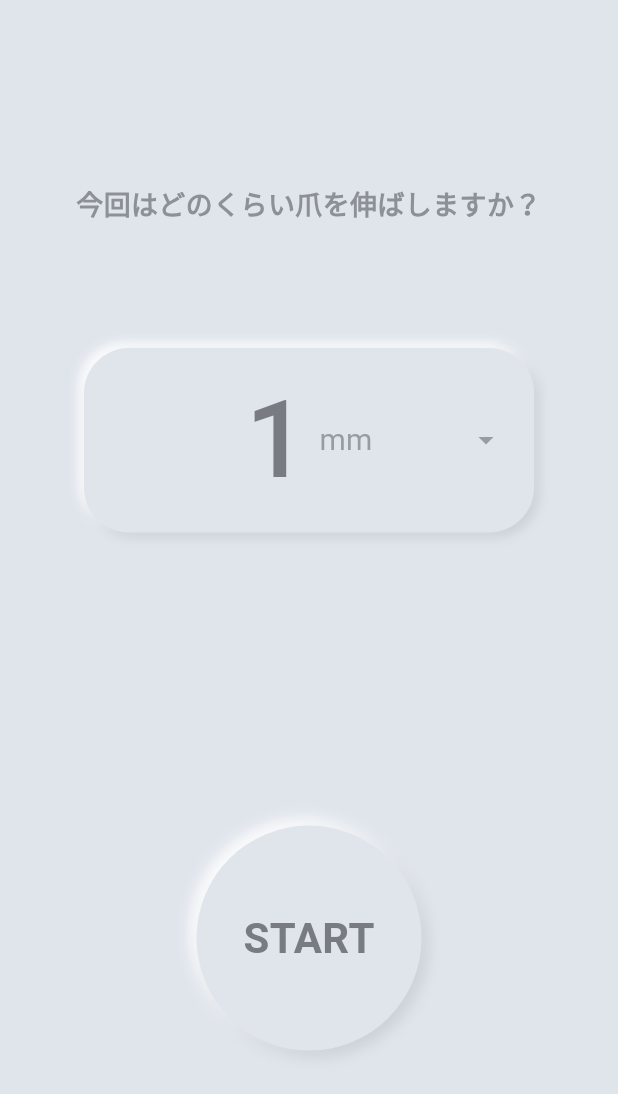
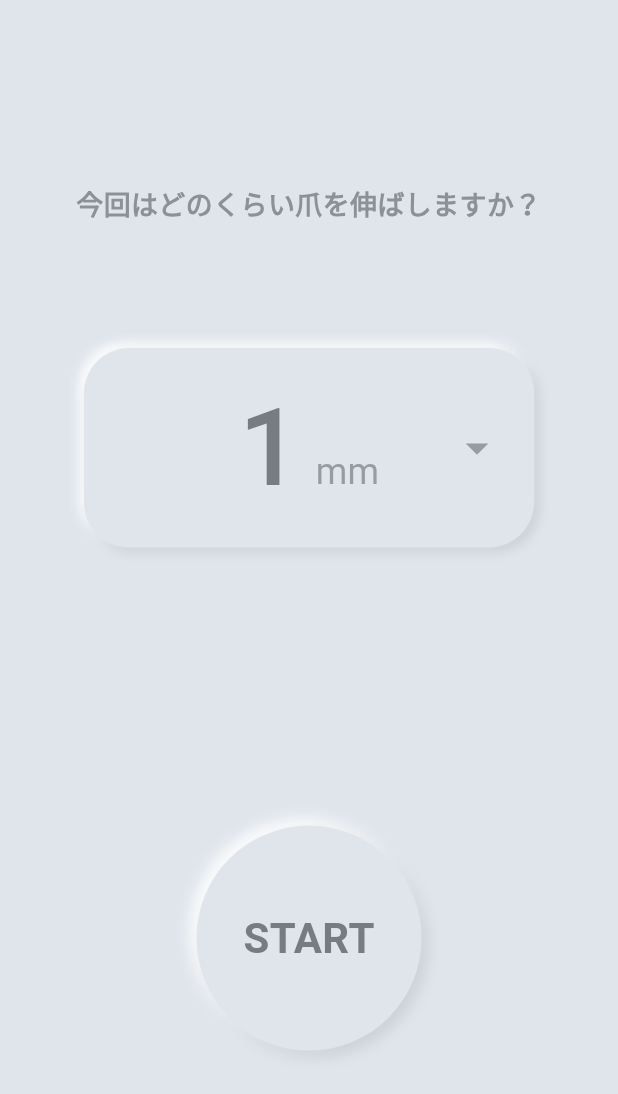
Before and after one commit to mknifish/nailgrow_flutter, a Flutter app: the SetGoalScreen screen opened directly, on a phone screen of 412 x 824 dp. Shown: the top 1094 px of the screen. Run offline on Flutter 3.47's test engine with Material 3 defaults, Android fonts, the phone set to English and light mode, and no system bars; our stand-ins replace firebase_core, shared_preferences; accounts and stored records are empty; generated files the repository leaves out were written again.

Commit message:
プルダウン修正

```diff
--- a/lib/screens/set_goal_screen.dart
+++ b/lib/screens/set_goal_screen.dart
@@ -66,7 +66,7 @@ class _SetGoalScreenState extends State<SetGoalScreen> {
     return Center(
       child: Container(
         width: 300,
-        padding: EdgeInsets.symmetric(horizontal: 20, vertical: 10),
+        padding: EdgeInsets.symmetric(horizontal: 20, vertical: 15),
         decoration: BoxDecoration(
           color: Color(0xFFE0E5EC),
           borderRadius: BorderRadius.circular(30),
@@ -84,10 +84,12 @@ class _SetGoalScreenState extends State<SetGoalScreen> {
           ],
         ),
         child: Stack(
+          alignment: Alignment.center,
           children: [
-            Center(
-              child: Row(
+            Row(
               mainAxisAlignment: MainAxisAlignment.center,
+              crossAxisAlignment: CrossAxisAlignment.baseline,
+              textBaseline: TextBaseline.alphabetic,
               children: [
                 Text(
                   '$targetLength',
@@ -97,34 +99,48 @@ class _SetGoalScreenState extends State<SetGoalScreen> {
                     fontWeight: FontWeight.w500,
                   ),
                 ),
-                  SizedBox(width: 8),
+                SizedBox(width: 10),
                 Text(
                   'mm',
                   style: TextStyle(
                     color: Color.fromRGBO(120, 124, 130, 0.7),
-                      fontSize: 20,
+                    fontSize: 24,
                     fontWeight: FontWeight.w400,
                   ),
                 ),
               ],
             ),
-            ),
-            Positioned.fill(
-              child: DropdownButton<int>(
-                value: targetLength,
-                icon: Align(
-                  alignment: Alignment.centerRight,
+            Positioned(
+              right: 0,
               child: Icon(
                 Icons.arrow_drop_down,
                 color: Color.fromRGBO(120, 124, 130, 0.7),
+                size: 36,
               ),
             ),
-                iconSize: 24,
-                elevation: 16,
+            Positioned.fill(
+              child: Theme(
+                data: Theme.of(context).copyWith(
+                  canvasColor: Color(0xFFF5F9FC),
+                  shadowColor: Colors.transparent,
+                  highlightColor: Color(0xFFE0E5EC).withOpacity(0.3),
+                  dividerColor: Colors.transparent,
+                  popupMenuTheme: PopupMenuThemeData(
+                    elevation: 8,
+                    shape: RoundedRectangleBorder(
+                      borderRadius: BorderRadius.circular(20),
+                    ),
+                  ),
+                ),
+                child: DropdownButton<int>(
+                  value: targetLength,
+                  icon: SizedBox.shrink(), // アイコンを非表示にする
+                  elevation: 8,
                   underline: Container(height: 0),
                   isExpanded: true,
-                itemHeight: 60,
-                dropdownColor: Colors.white,
+                  itemHeight: 70,
+                  alignment: Alignment.center,
+                  dropdownColor: Color(0xFFF5F9FC),
                   style: TextStyle(
                     color: Color.fromRGBO(120, 124, 130, 1),
                     fontSize: 36,
@@ -133,9 +149,42 @@ class _SetGoalScreenState extends State<SetGoalScreen> {
                   items: [1, 2, 3, 4, 5].map((int value) {
                     return DropdownMenuItem<int>(
                       value: value,
-                    child: Text(
+                      alignment: Alignment.center,
+                      child: Container(
+                        padding: EdgeInsets.symmetric(vertical: 10),
+                        decoration: BoxDecoration(
+                          border: Border(
+                            bottom: BorderSide(
+                              color: Color(0xFFE0E5EC),
+                              width: 1,
+                            ),
+                          ),
+                        ),
+                        child: Row(
+                          mainAxisAlignment: MainAxisAlignment.center,
+                          crossAxisAlignment: CrossAxisAlignment.baseline,
+                          textBaseline: TextBaseline.alphabetic,
+                          children: [
+                            Text(
                               '$value',
                               textAlign: TextAlign.center,
+                              style: TextStyle(
+                                fontSize: 40,
+                                fontWeight: value == targetLength ? FontWeight.bold : FontWeight.w400,
+                                color: Color.fromRGBO(120, 124, 130, 1),
+                              ),
+                            ),
+                            SizedBox(width: 8),
+                            Text(
+                              'mm',
+                              style: TextStyle(
+                                fontSize: 20,
+                                fontWeight: value == targetLength ? FontWeight.bold : FontWeight.w400,
+                                color: Color.fromRGBO(120, 124, 130, 0.7),
+                              ),
+                            ),
+                          ],
+                        ),
                       ),
                     );
                   }).toList(),
@@ -149,6 +198,7 @@ class _SetGoalScreenState extends State<SetGoalScreen> {
                       targetLength = newValue!;
                     });
                   },
+                ),
               ),
             ),
           ],
```
Lines whose indentation alone changed are shown as unchanged.
